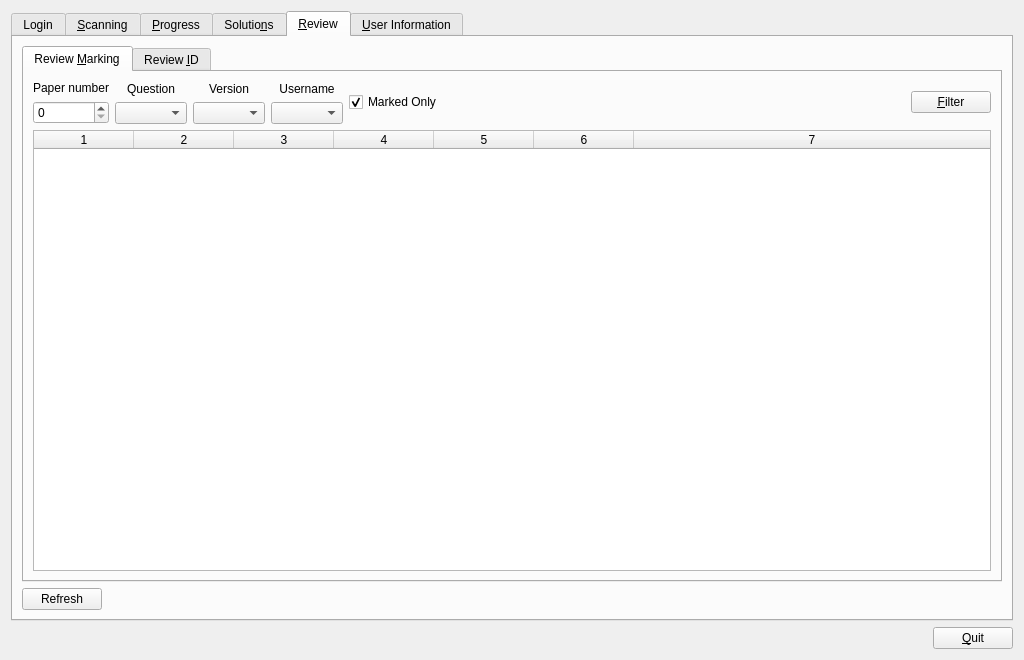
Old version of the form qtCreatorFiles/ui_manager.ui in the repository plomgrading/plom.
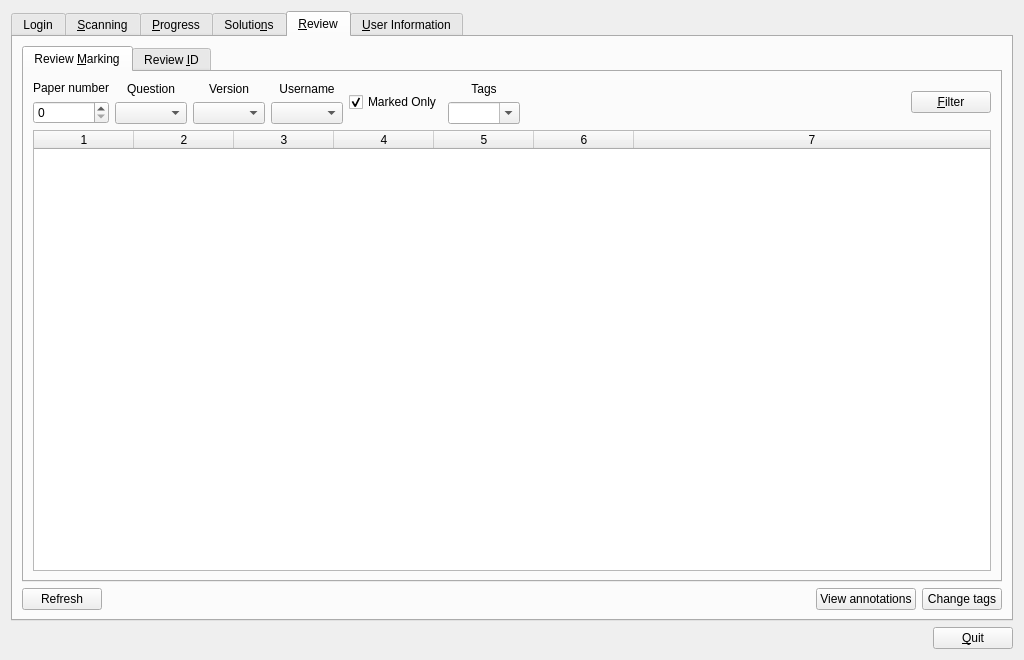
New version of the form. The open tabs and pages were chosen to show the change.

Commit message:
Manager: update UI with new buttons
Non-functional as yet.

What changed in the file:
```diff
--- a/qtCreatorFiles/ui_manager.ui
+++ b/qtCreatorFiles/ui_manager.ui
@@ -1328,6 +1328,27 @@
                </property>
               </widget>
              </item>
+             <item>
+              <layout class="QVBoxLayout" name="verticalLayout_32">
+               <item>
+                <widget class="QLabel" name="label_3">
+                 <property name="text">
+                  <string>Tags</string>
+                 </property>
+                 <property name="alignment">
+                  <set>Qt::AlignCenter</set>
+                 </property>
+                </widget>
+               </item>
+               <item>
+                <widget class="QComboBox" name="tagsCB">
+                 <property name="editable">
+                  <bool>true</bool>
+                 </property>
+                </widget>
+               </item>
+              </layout>
+             </item>
              <item>
               <spacer name="horizontalSpacer_11">
                <property name="orientation">
@@ -1431,6 +1452,26 @@
            </property>
           </spacer>
          </item>
+         <item>
+          <widget class="QPushButton" name="viewAnnotationsButton">
+           <property name="toolTip">
+            <string>View latest annotations for highlighted row</string>
+           </property>
+           <property name="text">
+            <string>View annotations</string>
+           </property>
+          </widget>
+         </item>
+         <item>
+          <widget class="QPushButton" name="changeTagsButton">
+           <property name="toolTip">
+            <string>Modify the tags of the highlighted row</string>
+           </property>
+           <property name="text">
+            <string>Change tags</string>
+           </property>
+          </widget>
+         </item>
         </layout>
        </item>
       </layout>
```
The commit also changes 1 other file.
